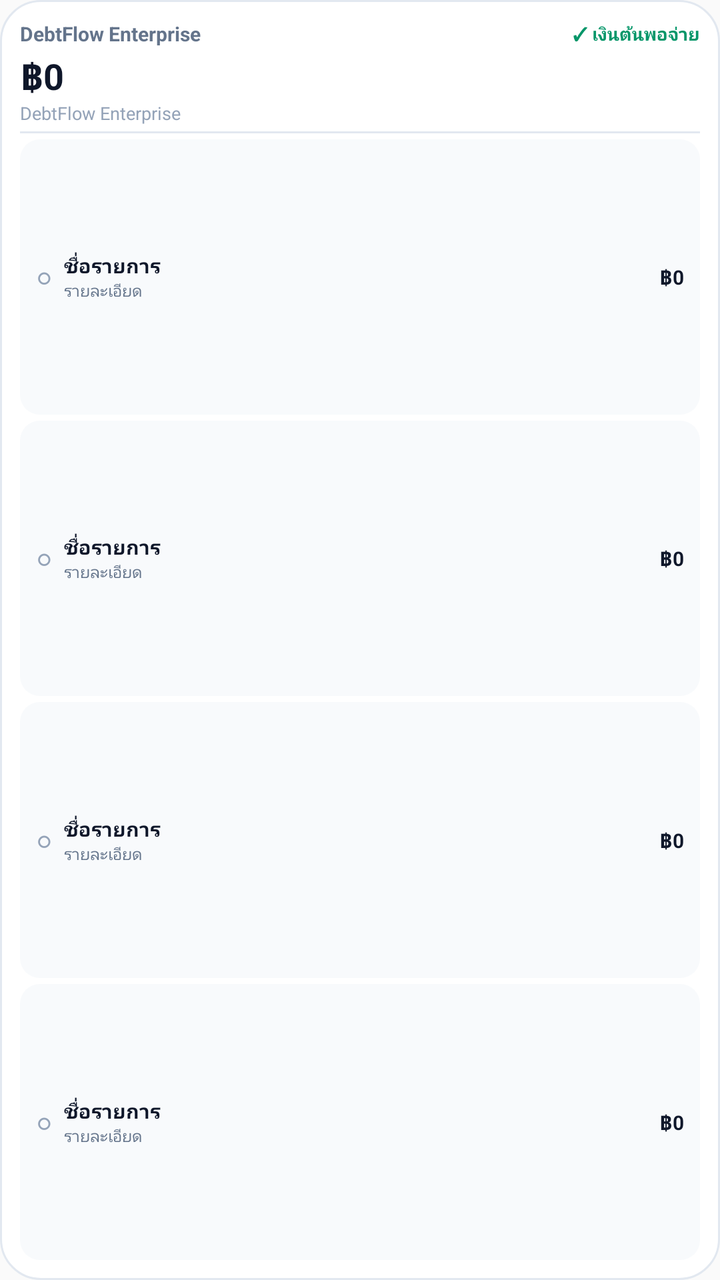
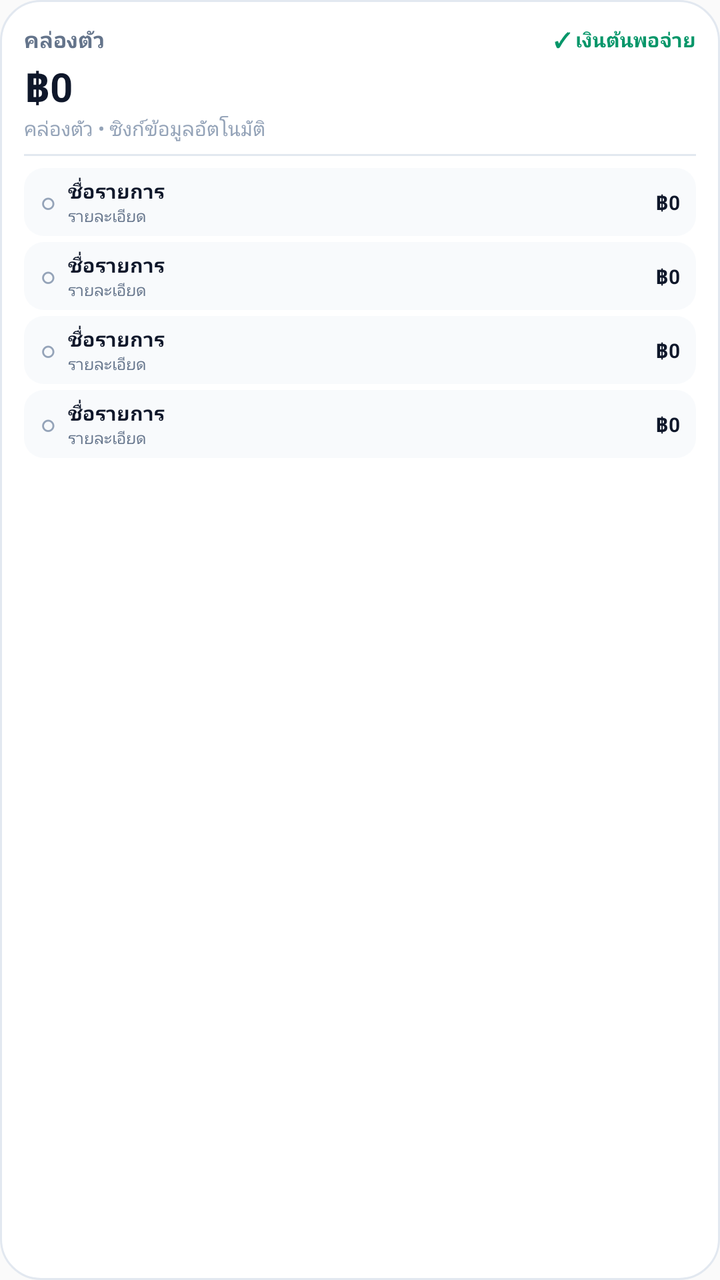

An Android layout rendered at two revisions. The XML below is the earlier revision; the diff shows what the commit changed to produce the second picture.
<!-- AndroidManifest.xml: application theme AppTheme -->
<!-- res/layout/widget_debtflow.xml -->
<?xml version="1.0" encoding="utf-8"?>
<LinearLayout xmlns:android="http://schemas.android.com/apk/res/android"
    android:id="@+id/widget_root"
    android:layout_width="match_parent"
    android:layout_height="match_parent"
    android:background="@drawable/widget_background_clean"
    android:orientation="vertical"
    android:padding="10dp">

    <LinearLayout
        android:layout_width="match_parent"
        android:layout_height="wrap_content"
        android:gravity="center_vertical"
        android:orientation="horizontal"
        android:paddingBottom="2dp">

        <TextView
            android:id="@+id/tv_widget_title"
            android:layout_width="0dp"
            android:layout_height="wrap_content"
            android:layout_weight="1"
            android:ellipsize="end"
            android:maxLines="1"
            android:text="DebtFlow Enterprise"
            android:textColor="#64748B"
            android:textSize="10sp"
            android:textStyle="bold" />

        <TextView
            android:id="@+id/tv_widget_status"
            android:layout_width="wrap_content"
            android:layout_height="wrap_content"
            android:text="✓ เงินต้นพอจ่าย"
            android:textColor="#059669"
            android:textSize="9sp"
            android:textStyle="bold" />
    </LinearLayout>

    <TextView
        android:id="@+id/tv_widget_remaining"
        android:layout_width="wrap_content"
        android:layout_height="wrap_content"
        android:text="฿0"
        android:textColor="#0F172A"
        android:textSize="18sp"
        android:textStyle="bold" />

    <TextView
        android:id="@+id/tv_widget_month"
        android:layout_width="match_parent"
        android:layout_height="wrap_content"
        android:layout_marginBottom="3dp"
        android:ellipsize="end"
        android:maxLines="1"
        android:text="DebtFlow Enterprise"
        android:textColor="#94A3B8"
        android:textSize="9sp" />

    <View
        android:layout_width="match_parent"
        android:layout_height="1dp"
        android:layout_marginBottom="3dp"
        android:background="#E2E8F0" />

    <LinearLayout
        android:id="@+id/widget_task_row_1"
        android:layout_width="match_parent"
        android:layout_height="0dp"
        android:layout_marginBottom="3dp"
        android:layout_weight="1"
        android:background="@drawable/widget_task_row_bg"
        android:gravity="center_vertical"
        android:orientation="horizontal"
        android:paddingStart="8dp"
        android:paddingTop="2dp"
        android:paddingEnd="8dp"
        android:paddingBottom="2dp">

        <TextView
            android:id="@+id/tv_widget_task_check_1"
            android:layout_width="wrap_content"
            android:layout_height="wrap_content"
            android:paddingEnd="6dp"
            android:text="○"
            android:textColor="#94A3B8"
            android:textSize="13sp"
            android:textStyle="bold" />

        <LinearLayout
            android:layout_width="0dp"
            android:layout_height="wrap_content"
            android:layout_weight="1"
            android:orientation="vertical">

            <TextView
                android:id="@+id/tv_widget_task_title_1"
                android:layout_width="match_parent"
                android:layout_height="wrap_content"
                android:ellipsize="end"
                android:maxLines="1"
                android:text="ชื่อรายการ"
                android:textColor="#0F172A"
                android:textSize="10sp"
                android:textStyle="bold" />

            <TextView
                android:id="@+id/tv_widget_task_subtitle_1"
                android:layout_width="match_parent"
                android:layout_height="wrap_content"
                android:ellipsize="end"
                android:maxLines="1"
                android:text="รายละเอียด"
                android:textColor="#64748B"
                android:textSize="8sp" />
        </LinearLayout>

        <TextView
            android:id="@+id/tv_widget_task_amount_1"
            android:layout_width="wrap_content"
            android:layout_height="wrap_content"
            android:layout_marginStart="6dp"
            android:text="฿0"
            android:textColor="#0F172A"
            android:textSize="10sp"
            android:textStyle="bold" />
    </LinearLayout>

    <LinearLayout
        android:id="@+id/widget_task_row_2"
        android:layout_width="match_parent"
        android:layout_height="0dp"
        android:layout_marginBottom="3dp"
        android:layout_weight="1"
        android:background="@drawable/widget_task_row_bg"
        android:gravity="center_vertical"
        android:orientation="horizontal"
        android:paddingStart="8dp"
        android:paddingTop="2dp"
        android:paddingEnd="8dp"
        android:paddingBottom="2dp">

        <TextView
            android:id="@+id/tv_widget_task_check_2"
            android:layout_width="wrap_content"
            android:layout_height="wrap_content"
            android:paddingEnd="6dp"
            android:text="○"
            android:textColor="#94A3B8"
            android:textSize="13sp"
            android:textStyle="bold" />

        <LinearLayout
            android:layout_width="0dp"
            android:layout_height="wrap_content"
            android:layout_weight="1"
            android:orientation="vertical">

            <TextView
                android:id="@+id/tv_widget_task_title_2"
                android:layout_width="match_parent"
                android:layout_height="wrap_content"
                android:ellipsize="end"
                android:maxLines="1"
                android:text="ชื่อรายการ"
                android:textColor="#0F172A"
                android:textSize="10sp"
                android:textStyle="bold" />

            <TextView
                android:id="@+id/tv_widget_task_subtitle_2"
                android:layout_width="match_parent"
                android:layout_height="wrap_content"
                android:ellipsize="end"
                android:maxLines="1"
                android:text="รายละเอียด"
                android:textColor="#64748B"
                android:textSize="8sp" />
        </LinearLayout>

        <TextView
            android:id="@+id/tv_widget_task_amount_2"
            android:layout_width="wrap_content"
            android:layout_height="wrap_content"
            android:layout_marginStart="6dp"
            android:text="฿0"
            android:textColor="#0F172A"
            android:textSize="10sp"
            android:textStyle="bold" />
    </LinearLayout>

    <LinearLayout
        android:id="@+id/widget_task_row_3"
        android:layout_width="match_parent"
        android:layout_height="0dp"
        android:layout_marginBottom="3dp"
        android:layout_weight="1"
        android:background="@drawable/widget_task_row_bg"
        android:gravity="center_vertical"
        android:orientation="horizontal"
        android:paddingStart="8dp"
        android:paddingTop="2dp"
        android:paddingEnd="8dp"
        android:paddingBottom="2dp">

        <TextView
            android:id="@+id/tv_widget_task_check_3"
            android:layout_width="wrap_content"
            android:layout_height="wrap_content"
            android:paddingEnd="6dp"
            android:text="○"
            android:textColor="#94A3B8"
            android:textSize="13sp"
            android:textStyle="bold" />

        <LinearLayout
            android:layout_width="0dp"
            android:layout_height="wrap_content"
            android:layout_weight="1"
            android:orientation="vertical">

            <TextView
                android:id="@+id/tv_widget_task_title_3"
                android:layout_width="match_parent"
                android:layout_height="wrap_content"
                android:ellipsize="end"
                android:maxLines="1"
                android:text="ชื่อรายการ"
                android:textColor="#0F172A"
                android:textSize="10sp"
                android:textStyle="bold" />

            <TextView
                android:id="@+id/tv_widget_task_subtitle_3"
                android:layout_width="match_parent"
                android:layout_height="wrap_content"
                android:ellipsize="end"
                android:maxLines="1"
                android:text="รายละเอียด"
                android:textColor="#64748B"
                android:textSize="8sp" />
        </LinearLayout>

        <TextView
            android:id="@+id/tv_widget_task_amount_3"
            android:layout_width="wrap_content"
            android:layout_height="wrap_content"
            android:layout_marginStart="6dp"
            android:text="฿0"
            android:textColor="#0F172A"
            android:textSize="10sp"
            android:textStyle="bold" />
    </LinearLayout>

    <LinearLayout
        android:id="@+id/widget_task_row_4"
        android:layout_width="match_parent"
        android:layout_height="0dp"
        android:layout_weight="1"
        android:background="@drawable/widget_task_row_bg"
        android:gravity="center_vertical"
        android:orientation="horizontal"
        android:paddingStart="8dp"
        android:paddingTop="2dp"
        android:paddingEnd="8dp"
        android:paddingBottom="2dp">

        <TextView
            android:id="@+id/tv_widget_task_check_4"
            android:layout_width="wrap_content"
            android:layout_height="wrap_content"
            android:paddingEnd="6dp"
            android:text="○"
            android:textColor="#94A3B8"
            android:textSize="13sp"
            android:textStyle="bold" />

        <LinearLayout
            android:layout_width="0dp"
            android:layout_height="wrap_content"
            android:layout_weight="1"
            android:orientation="vertical">

            <TextView
                android:id="@+id/tv_widget_task_title_4"
                android:layout_width="match_parent"
                android:layout_height="wrap_content"
                android:ellipsize="end"
                android:maxLines="1"
                android:text="ชื่อรายการ"
                android:textColor="#0F172A"
                android:textSize="10sp"
                android:textStyle="bold" />

            <TextView
                android:id="@+id/tv_widget_task_subtitle_4"
                android:layout_width="match_parent"
                android:layout_height="wrap_content"
                android:ellipsize="end"
                android:maxLines="1"
                android:text="รายละเอียด"
                android:textColor="#64748B"
                android:textSize="8sp" />
        </LinearLayout>

        <TextView
            android:id="@+id/tv_widget_task_amount_4"
            android:layout_width="wrap_content"
            android:layout_height="wrap_content"
            android:layout_marginStart="6dp"
            android:text="฿0"
            android:textColor="#0F172A"
            android:textSize="10sp"
            android:textStyle="bold" />
    </LinearLayout>

    <TextView
        android:id="@+id/tv_widget_empty"
        android:layout_width="match_parent"
        android:layout_height="0dp"
        android:layout_weight="1"
        android:gravity="center"
        android:text="ไม่มีรายการค้างชำระในเดือนนี้ 🎉"
        android:textColor="#94A3B8"
        android:textSize="10sp"
        android:visibility="gone" />

</LinearLayout>
<!-- resources referenced by this layout -->
<resources>
  <!-- drawable widget_background_clean (drawable) -->
  <?xml version="1.0" encoding="utf-8"?>
  <shape xmlns:android="http://schemas.android.com/apk/res/android"
      android:shape="rectangle">
      <solid android:color="#FFFFFF" />
      <corners android:radius="20dp" />
      <stroke
          android:width="1dp"
          android:color="#E2E8F0" />
  </shape>
  <!-- drawable widget_task_row_bg (drawable) -->
  <?xml version="1.0" encoding="utf-8"?>
  <ripple xmlns:android="http://schemas.android.com/apk/res/android"
      android:color="#1F64748B">
      <item>
          <shape android:shape="rectangle">
              <solid android:color="#F8FAFC" />
              <corners android:radius="10dp" />
          </shape>
      </item>
  </ripple>
  <style name="AppTheme" parent="Theme.AppCompat.Light.DarkActionBar">
          
          <item name="colorPrimary">@color/colorPrimary</item>
          <item name="colorPrimaryDark">@color/colorPrimaryDark</item>
          <item name="colorAccent">@color/colorAccent</item>
      </style>
</resources>

<!-- the commit's change to res/layout/widget_debtflow.xml (unified diff, before → after) -->
@@ -5,8 +5,9 @@
     android:layout_height="match_parent"
     android:background="@drawable/widget_background_clean"
     android:orientation="vertical"
-    android:padding="10dp">
-
+    android:padding="12dp">
+
+    
     <LinearLayout
         android:layout_width="match_parent"
         android:layout_height="wrap_content"
@@ -21,9 +22,9 @@
             android:layout_weight="1"
             android:ellipsize="end"
             android:maxLines="1"
-            android:text="DebtFlow Enterprise"
+            android:text="คล่องตัว"
             android:textColor="#64748B"
-            android:textSize="10sp"
+            android:textSize="11sp"
             android:textStyle="bold" />
 
         <TextView
@@ -32,296 +33,312 @@
             android:layout_height="wrap_content"
             android:text="✓ เงินต้นพอจ่าย"
             android:textColor="#059669"
-            android:textSize="9sp"
+            android:textSize="10sp"
             android:textStyle="bold" />
     </LinearLayout>
 
+    
     <TextView
         android:id="@+id/tv_widget_remaining"
         android:layout_width="wrap_content"
         android:layout_height="wrap_content"
         android:text="฿0"
         android:textColor="#0F172A"
-        android:textSize="18sp"
+        android:textSize="20sp"
         android:textStyle="bold" />
 
+    
     <TextView
         android:id="@+id/tv_widget_month"
         android:layout_width="match_parent"
         android:layout_height="wrap_content"
-        android:layout_marginBottom="3dp"
+        android:layout_marginBottom="6dp"
         android:ellipsize="end"
         android:maxLines="1"
-        android:text="DebtFlow Enterprise"
+        android:text="คล่องตัว • ซิงก์ข้อมูลอัตโนมัติ"
         android:textColor="#94A3B8"
-        android:textSize="9sp" />
+        android:textSize="10sp" />
 
     <View
         android:layout_width="match_parent"
         android:layout_height="1dp"
-        android:layout_marginBottom="3dp"
+        android:layout_marginBottom="6dp"
         android:background="#E2E8F0" />
 
+    
     <LinearLayout
-        android:id="@+id/widget_task_row_1"
-        android:layout_width="match_parent"
-        android:layout_height="0dp"
-        android:layout_marginBottom="3dp"
-        android:layout_weight="1"
-        android:background="@drawable/widget_task_row_bg"
-        android:gravity="center_vertical"
-        android:orientation="horizontal"
-        android:paddingStart="8dp"
-        android:paddingTop="2dp"
-        android:paddingEnd="8dp"
-        android:paddingBottom="2dp">
-
-        <TextView
-            android:id="@+id/tv_widget_task_check_1"
-            android:layout_width="wrap_content"
-            android:layout_height="wrap_content"
-            android:paddingEnd="6dp"
-            android:text="○"
-            android:textColor="#94A3B8"
-            android:textSize="13sp"
-            android:textStyle="bold" />
-
-        <LinearLayout
-            android:layout_width="0dp"
-            android:layout_height="wrap_content"
-            android:layout_weight="1"
-            android:orientation="vertical">
-
-            <TextView
-                android:id="@+id/tv_widget_task_title_1"
-                android:layout_width="match_parent"
-                android:layout_height="wrap_content"
-                android:ellipsize="end"
-                android:maxLines="1"
-                android:text="ชื่อรายการ"
-                android:textColor="#0F172A"
-                android:textSize="10sp"
-                android:textStyle="bold" />
-
-            <TextView
-                android:id="@+id/tv_widget_task_subtitle_1"
-                android:layout_width="match_parent"
-                android:layout_height="wrap_content"
-                android:ellipsize="end"
-                android:maxLines="1"
-                android:text="รายละเอียด"
-                android:textColor="#64748B"
-                android:textSize="8sp" />
-        </LinearLayout>
-
-        <TextView
-            android:id="@+id/tv_widget_task_amount_1"
-            android:layout_width="wrap_content"
-            android:layout_height="wrap_content"
-            android:layout_marginStart="6dp"
-            android:text="฿0"
-            android:textColor="#0F172A"
-            android:textSize="10sp"
-            android:textStyle="bold" />
-    </LinearLayout>
-
-    <LinearLayout
-        android:id="@+id/widget_task_row_2"
-        android:layout_width="match_parent"
-        android:layout_height="0dp"
-        android:layout_marginBottom="3dp"
-        android:layout_weight="1"
-        android:background="@drawable/widget_task_row_bg"
-        android:gravity="center_vertical"
-        android:orientation="horizontal"
-        android:paddingStart="8dp"
-        android:paddingTop="2dp"
-        android:paddingEnd="8dp"
-        android:paddingBottom="2dp">
-
-        <TextView
-            android:id="@+id/tv_widget_task_check_2"
-            android:layout_width="wrap_content"
-            android:layout_height="wrap_content"
-            android:paddingEnd="6dp"
-            android:text="○"
-            android:textColor="#94A3B8"
-            android:textSize="13sp"
-            android:textStyle="bold" />
-
-        <LinearLayout
-            android:layout_width="0dp"
-            android:layout_height="wrap_content"
-            android:layout_weight="1"
-            android:orientation="vertical">
-
-            <TextView
-                android:id="@+id/tv_widget_task_title_2"
-                android:layout_width="match_parent"
-                android:layout_height="wrap_content"
-                android:ellipsize="end"
-                android:maxLines="1"
-                android:text="ชื่อรายการ"
-                android:textColor="#0F172A"
-                android:textSize="10sp"
-                android:textStyle="bold" />
-
-            <TextView
-                android:id="@+id/tv_widget_task_subtitle_2"
-                android:layout_width="match_parent"
-                android:layout_height="wrap_content"
-                android:ellipsize="end"
-                android:maxLines="1"
-                android:text="รายละเอียด"
-                android:textColor="#64748B"
-                android:textSize="8sp" />
-        </LinearLayout>
-
-        <TextView
-            android:id="@+id/tv_widget_task_amount_2"
-            android:layout_width="wrap_content"
-            android:layout_height="wrap_content"
-            android:layout_marginStart="6dp"
-            android:text="฿0"
-            android:textColor="#0F172A"
-            android:textSize="10sp"
-            android:textStyle="bold" />
-    </LinearLayout>
-
-    <LinearLayout
-        android:id="@+id/widget_task_row_3"
-        android:layout_width="match_parent"
-        android:layout_height="0dp"
-        android:layout_marginBottom="3dp"
-        android:layout_weight="1"
-        android:background="@drawable/widget_task_row_bg"
-        android:gravity="center_vertical"
-        android:orientation="horizontal"
-        android:paddingStart="8dp"
-        android:paddingTop="2dp"
-        android:paddingEnd="8dp"
-        android:paddingBottom="2dp">
-
-        <TextView
-            android:id="@+id/tv_widget_task_check_3"
-            android:layout_width="wrap_content"
-            android:layout_height="wrap_content"
-            android:paddingEnd="6dp"
-            android:text="○"
-            android:textColor="#94A3B8"
-            android:textSize="13sp"
-            android:textStyle="bold" />
-
-        <LinearLayout
-            android:layout_width="0dp"
-            android:layout_height="wrap_content"
-            android:layout_weight="1"
-            android:orientation="vertical">
-
-            <TextView
-                android:id="@+id/tv_widget_task_title_3"
-                android:layout_width="match_parent"
-                android:layout_height="wrap_content"
-                android:ellipsize="end"
-                android:maxLines="1"
-                android:text="ชื่อรายการ"
-                android:textColor="#0F172A"
-                android:textSize="10sp"
-                android:textStyle="bold" />
-
-            <TextView
-                android:id="@+id/tv_widget_task_subtitle_3"
-                android:layout_width="match_parent"
-                android:layout_height="wrap_content"
-                android:ellipsize="end"
-                android:maxLines="1"
-                android:text="รายละเอียด"
-                android:textColor="#64748B"
-                android:textSize="8sp" />
-        </LinearLayout>
-
-        <TextView
-            android:id="@+id/tv_widget_task_amount_3"
-            android:layout_width="wrap_content"
-            android:layout_height="wrap_content"
-            android:layout_marginStart="6dp"
-            android:text="฿0"
-            android:textColor="#0F172A"
-            android:textSize="10sp"
-            android:textStyle="bold" />
-    </LinearLayout>
-
-    <LinearLayout
-        android:id="@+id/widget_task_row_4"
         android:layout_width="match_parent"
         android:layout_height="0dp"
         android:layout_weight="1"
-        android:background="@drawable/widget_task_row_bg"
-        android:gravity="center_vertical"
-        android:orientation="horizontal"
-        android:paddingStart="8dp"
-        android:paddingTop="2dp"
-        android:paddingEnd="8dp"
-        android:paddingBottom="2dp">
-
-        <TextView
-            android:id="@+id/tv_widget_task_check_4"
-            android:layout_width="wrap_content"
-            android:layout_height="wrap_content"
-            android:paddingEnd="6dp"
-            android:text="○"
-            android:textColor="#94A3B8"
-            android:textSize="13sp"
-            android:textStyle="bold" />
-
+        android:orientation="vertical">
+
+        
         <LinearLayout
-            android:layout_width="0dp"
-            android:layout_height="wrap_content"
-            android:layout_weight="1"
-            android:orientation="vertical">
-
-            <TextView
-                android:id="@+id/tv_widget_task_title_4"
-                android:layout_width="match_parent"
-                android:layout_height="wrap_content"
-                android:ellipsize="end"
-                android:maxLines="1"
-                android:text="ชื่อรายการ"
+            android:id="@+id/widget_task_row_1"
+            android:layout_width="match_parent"
+            android:layout_height="wrap_content"
+            android:minHeight="34dp"
+            android:layout_marginBottom="3dp"
+            android:background="@drawable/widget_task_row_bg"
+            android:gravity="center_vertical"
+            android:orientation="horizontal"
+            android:paddingStart="8dp"
+            android:paddingTop="3dp"
+            android:paddingEnd="8dp"
+            android:paddingBottom="3dp">
+
+            <TextView
+                android:id="@+id/tv_widget_task_check_1"
+                android:layout_width="wrap_content"
+                android:layout_height="wrap_content"
+                android:paddingEnd="6dp"
+                android:text="○"
+                android:textColor="#94A3B8"
+                android:textSize="13sp"
+                android:textStyle="bold" />
+
+            <LinearLayout
+                android:layout_width="0dp"
+                android:layout_height="wrap_content"
+                android:layout_weight="1"
+                android:orientation="vertical">
+
+                <TextView
+                    android:id="@+id/tv_widget_task_title_1"
+                    android:layout_width="match_parent"
+                    android:layout_height="wrap_content"
+                    android:ellipsize="end"
+                    android:maxLines="1"
+                    android:text="ชื่อรายการ"
+                    android:textColor="#0F172A"
+                    android:textSize="10sp"
+                    android:textStyle="bold" />
+
+                <TextView
+                    android:id="@+id/tv_widget_task_subtitle_1"
+                    android:layout_width="match_parent"
+                    android:layout_height="wrap_content"
+                    android:ellipsize="end"
+                    android:maxLines="1"
+                    android:text="รายละเอียด"
+                    android:textColor="#64748B"
+                    android:textSize="8sp" />
+            </LinearLayout>
+
+            <TextView
+                android:id="@+id/tv_widget_task_amount_1"
+                android:layout_width="wrap_content"
+                android:layout_height="wrap_content"
+                android:layout_marginStart="6dp"
+                android:text="฿0"
                 android:textColor="#0F172A"
                 android:textSize="10sp"
                 android:textStyle="bold" />
-
-            <TextView
-                android:id="@+id/tv_widget_task_subtitle_4"
-                android:layout_width="match_parent"
-                android:layout_height="wrap_content"
-                android:ellipsize="end"
-                android:maxLines="1"
-                android:text="รายละเอียด"
-                android:textColor="#64748B"
-                android:textSize="8sp" />
         </LinearLayout>
 
+        
+        <LinearLayout
+            android:id="@+id/widget_task_row_2"
+            android:layout_width="match_parent"
+            android:layout_height="wrap_content"
+            android:minHeight="34dp"
+            android:layout_marginBottom="3dp"
+            android:background="@drawable/widget_task_row_bg"
+            android:gravity="center_vertical"
+            android:orientation="horizontal"
+            android:paddingStart="8dp"
+            android:paddingTop="3dp"
+            android:paddingEnd="8dp"
+            android:paddingBottom="3dp">
+
+            <TextView
+                android:id="@+id/tv_widget_task_check_2"
+                android:layout_width="wrap_content"
+                android:layout_height="wrap_content"
+                android:paddingEnd="6dp"
+                android:text="○"
+                android:textColor="#94A3B8"
+                android:textSize="13sp"
+                android:textStyle="bold" />
+
+            <LinearLayout
+                android:layout_width="0dp"
+                android:layout_height="wrap_content"
+                android:layout_weight="1"
+                android:orientation="vertical">
+
+                <TextView
+                    android:id="@+id/tv_widget_task_title_2"
+                    android:layout_width="match_parent"
+                    android:layout_height="wrap_content"
+                    android:ellipsize="end"
+                    android:maxLines="1"
+                    android:text="ชื่อรายการ"
+                    android:textColor="#0F172A"
+                    android:textSize="10sp"
+                    android:textStyle="bold" />
+
+                <TextView
+                    android:id="@+id/tv_widget_task_subtitle_2"
+                    android:layout_width="match_parent"
+                    android:layout_height="wrap_content"
+                    android:ellipsize="end"
+                    android:maxLines="1"
+                    android:text="รายละเอียด"
+                    android:textColor="#64748B"
+                    android:textSize="8sp" />
+            </LinearLayout>
+
+            <TextView
+                android:id="@+id/tv_widget_task_amount_2"
+                android:layout_width="wrap_content"
+                android:layout_height="wrap_content"
+                android:layout_marginStart="6dp"
+                android:text="฿0"
+                android:textColor="#0F172A"
+                android:textSize="10sp"
+                android:textStyle="bold" />
+        </LinearLayout>
+
+        
+        <LinearLayout
+            android:id="@+id/widget_task_row_3"
+            android:layout_width="match_parent"
+            android:layout_height="wrap_content"
+            android:minHeight="34dp"
+            android:layout_marginBottom="3dp"
+            android:background="@drawable/widget_task_row_bg"
+            android:gravity="center_vertical"
+            android:orientation="horizontal"
+            android:paddingStart="8dp"
+            android:paddingTop="3dp"
+            android:paddingEnd="8dp"
+            android:paddingBottom="3dp">
+
+            <TextView
+                android:id="@+id/tv_widget_task_check_3"
+                android:layout_width="wrap_content"
+                android:layout_height="wrap_content"
+                android:paddingEnd="6dp"
+                android:text="○"
+                android:textColor="#94A3B8"
+                android:textSize="13sp"
+                android:textStyle="bold" />
+
+            <LinearLayout
+                android:layout_width="0dp"
+                android:layout_height="wrap_content"
+                android:layout_weight="1"
+                android:orientation="vertical">
+
+                <TextView
+                    android:id="@+id/tv_widget_task_title_3"
+                    android:layout_width="match_parent"
+                    android:layout_height="wrap_content"
+                    android:ellipsize="end"
+                    android:maxLines="1"
+                    android:text="ชื่อรายการ"
+                    android:textColor="#0F172A"
+                    android:textSize="10sp"
+                    android:textStyle="bold" />
+
+                <TextView
+                    android:id="@+id/tv_widget_task_subtitle_3"
+                    android:layout_width="match_parent"
+                    android:layout_height="wrap_content"
+                    android:ellipsize="end"
+                    android:maxLines="1"
+                    android:text="รายละเอียด"
+                    android:textColor="#64748B"
+                    android:textSize="8sp" />
+            </LinearLayout>
+
+            <TextView
+                android:id="@+id/tv_widget_task_amount_3"
+                android:layout_width="wrap_content"
+                android:layout_height="wrap_content"
+                android:layout_marginStart="6dp"
+                android:text="฿0"
+                android:textColor="#0F172A"
+                android:textSize="10sp"
+                android:textStyle="bold" />
+        </LinearLayout>
+
+        
+        <LinearLayout
+            android:id="@+id/widget_task_row_4"
+            android:layout_width="match_parent"
+            android:layout_height="wrap_content"
+            android:minHeight="34dp"
+            android:background="@drawable/widget_task_row_bg"
+            android:gravity="center_vertical"
+            android:orientation="horizontal"
+            android:paddingStart="8dp"
+            android:paddingTop="3dp"
+            android:paddingEnd="8dp"
+            android:paddingBottom="3dp">
+
+            <TextView
+                android:id="@+id/tv_widget_task_check_4"
+                android:layout_width="wrap_content"
+                android:layout_height="wrap_content"
+                android:paddingEnd="6dp"
+                android:text="○"
+                android:textColor="#94A3B8"
+                android:textSize="13sp"
+                android:textStyle="bold" />
+
+            <LinearLayout
+                android:layout_width="0dp"
+                android:layout_height="wrap_content"
+                android:layout_weight="1"
+                android:orientation="vertical">
+
+                <TextView
+                    android:id="@+id/tv_widget_task_title_4"
+                    android:layout_width="match_parent"
+                    android:layout_height="wrap_content"
+                    android:ellipsize="end"
+                    android:maxLines="1"
+                    android:text="ชื่อรายการ"
+                    android:textColor="#0F172A"
+                    android:textSize="10sp"
+                    android:textStyle="bold" />
+
+                <TextView
+                    android:id="@+id/tv_widget_task_subtitle_4"
+                    android:layout_width="match_parent"
+                    android:layout_height="wrap_content"
+                    android:ellipsize="end"
+                    android:maxLines="1"
+                    android:text="รายละเอียด"
+                    android:textColor="#64748B"
+                    android:textSize="8sp" />
+            </LinearLayout>
+
+            <TextView
+                android:id="@+id/tv_widget_task_amount_4"
+                android:layout_width="wrap_content"
+                android:layout_height="wrap_content"
+                android:layout_marginStart="6dp"
+                android:text="฿0"
+                android:textColor="#0F172A"
+                android:textSize="10sp"
+                android:textStyle="bold" />
+        </LinearLayout>
+
+        
         <TextView
-            android:id="@+id/tv_widget_task_amount_4"
-            android:layout_width="wrap_content"
-            android:layout_height="wrap_content"
-            android:layout_marginStart="6dp"
-            android:text="฿0"
-            android:textColor="#0F172A"
-            android:textSize="10sp"
-            android:textStyle="bold" />
+            android:id="@+id/tv_widget_empty"
+            android:layout_width="match_parent"
+            android:layout_height="wrap_content"
+            android:minHeight="48dp"
+            android:gravity="center"
+            android:text="ไม่มีรายการค้างชำระในเดือนนี้ 🎉"
+            android:textColor="#94A3B8"
+            android:textSize="11sp"
+            android:visibility="gone" />
+
     </LinearLayout>
 
-    <TextView
-        android:id="@+id/tv_widget_empty"
-        android:layout_width="match_parent"
-        android:layout_height="0dp"
-        android:layout_weight="1"
-        android:gravity="center"
-        android:text="ไม่มีรายการค้างชำระในเดือนนี้ 🎉"
-        android:textColor="#94A3B8"
-        android:textSize="10sp"
-        android:visibility="gone" />
-
 </LinearLayout>
